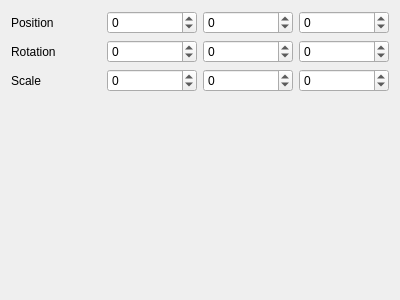
Above: Qt Repo/QtTest2/Transform.ui from Skyway666/Qt-Practice before the change. Below: the same form after it.
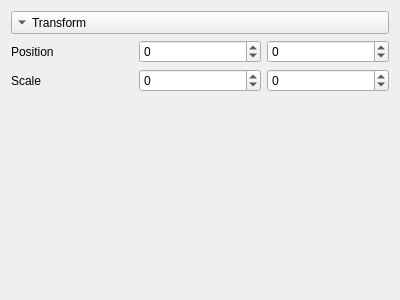
That is the form after the change.

Patch:
```diff
--- a/Qt Repo/QtTest2/Transform.ui
+++ b/Qt Repo/QtTest2/Transform.ui
@@ -14,22 +14,27 @@
    <string>Form</string>
   </property>
   <layout class="QVBoxLayout" name="verticalLayout">
+   <item>
+    <widget class="QToolButton" name="toolButton">
+     <property name="sizePolicy">
+      <sizepolicy hsizetype="Preferred" vsizetype="Fixed">
+       <horstretch>0</horstretch>
+       <verstretch>0</verstretch>
+      </sizepolicy>
+     </property>
+     <property name="text">
+      <string>Transform</string>
+     </property>
+     <property name="toolButtonStyle">
+      <enum>Qt::ToolButtonTextBesideIcon</enum>
+     </property>
+     <property name="arrowType">
+      <enum>Qt::DownArrow</enum>
+     </property>
+    </widget>
+   </item>
    <item>
     <layout class="QGridLayout" name="gridLayout">
-     <item row="0" column="0">
-      <widget class="QLabel" name="PositioLabel">
-       <property name="text">
-        <string>Position</string>
-       </property>
-      </widget>
-     </item>
-     <item row="0" column="1">
-      <widget class="QSpinBox" name="PositionX">
-       <property name="minimum">
-        <number>-99</number>
-       </property>
-      </widget>
-     </item>
      <item row="0" column="2">
       <widget class="QSpinBox" name="PositionY">
        <property name="minimum">
@@ -37,64 +42,36 @@
        </property>
       </widget>
      </item>
-     <item row="0" column="3">
-      <widget class="QSpinBox" name="PositioZ">
-       <property name="minimum">
-        <number>-99</number>
-       </property>
-      </widget>
-     </item>
-     <item row="1" column="0">
-      <widget class="QLabel" name="RotationLabel">
-       <property name="text">
-        <string>Rotation</string>
-       </property>
-      </widget>
-     </item>
-     <item row="1" column="1">
-      <widget class="QSpinBox" name="RotationX">
-       <property name="minimum">
-        <number>-99</number>
-       </property>
-      </widget>
-     </item>
      <item row="1" column="2">
-      <widget class="QSpinBox" name="RotationY">
+      <widget class="QSpinBox" name="ScaleY">
        <property name="minimum">
         <number>-99</number>
        </property>
       </widget>
      </item>
-     <item row="1" column="3">
-      <widget class="QSpinBox" name="RotationZ">
-       <property name="minimum">
-        <number>-99</number>
-       </property>
-      </widget>
-     </item>
-     <item row="2" column="0">
+     <item row="1" column="0">
       <widget class="QLabel" name="ScaleLabel">
        <property name="text">
         <string>Scale</string>
        </property>
       </widget>
      </item>
-     <item row="2" column="1">
+     <item row="0" column="0">
+      <widget class="QLabel" name="PositioLabel">
+       <property name="text">
+        <string>Position</string>
+       </property>
+      </widget>
+     </item>
+     <item row="1" column="1">
       <widget class="QSpinBox" name="ScaleX">
        <property name="minimum">
         <number>-99</number>
        </property>
       </widget>
      </item>
-     <item row="2" column="2">
-      <widget class="QSpinBox" name="ScaleY">
-       <property name="minimum">
-        <number>-99</number>
-       </property>
-      </widget>
-     </item>
-     <item row="2" column="3">
-      <widget class="QSpinBox" name="ScaleZ">
+     <item row="0" column="1">
+      <widget class="QSpinBox" name="PositionX">
        <property name="minimum">
         <number>-99</number>
        </property>
```
